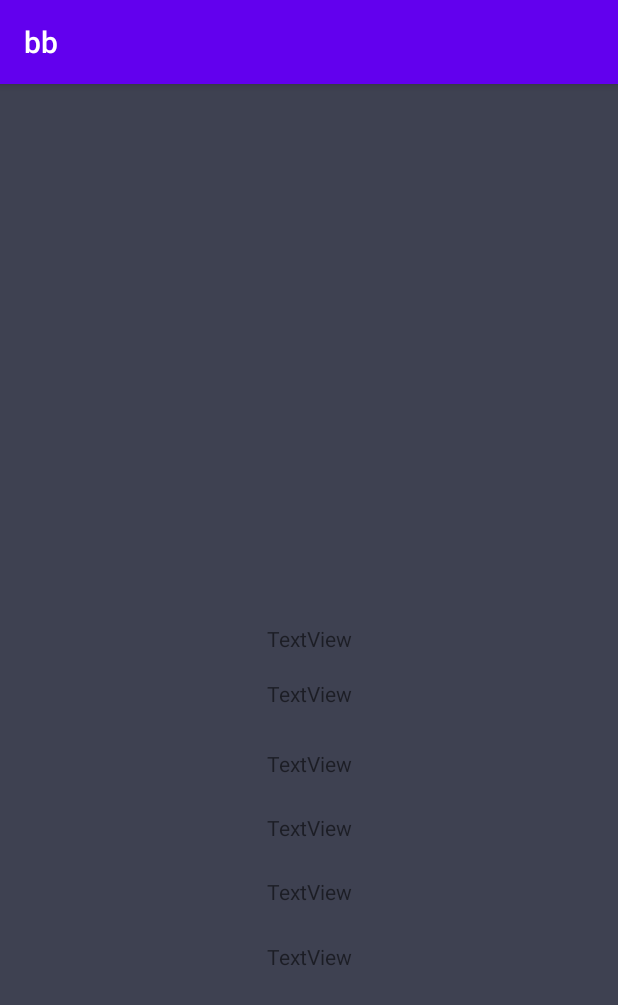
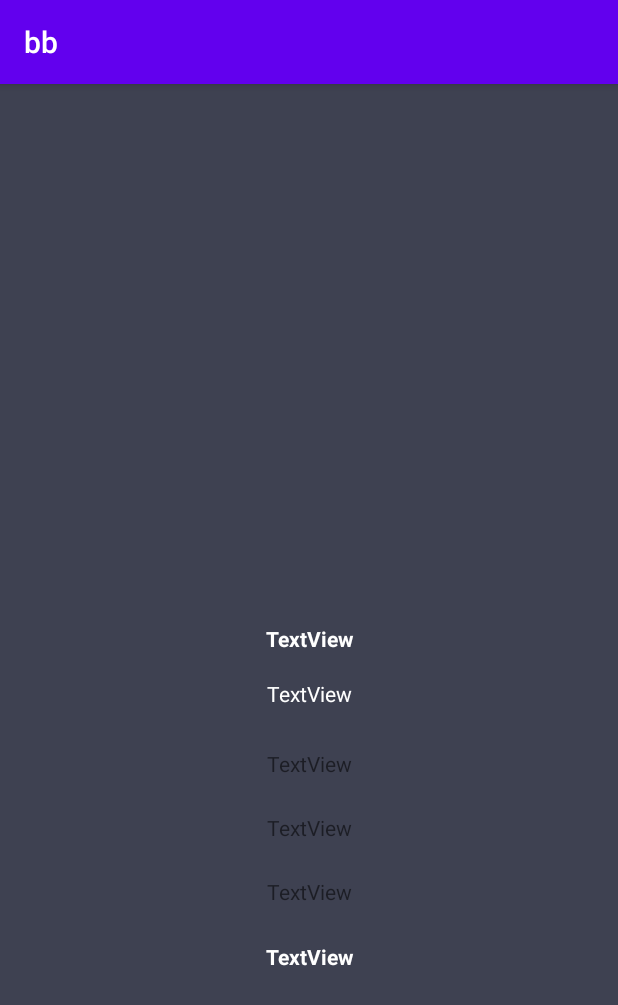
Before and after one commit to AlanMSilva/BreakingBadApp, an Android app: the DetailActivity screen opened directly, with no data from a screen before it, on a phone screen of 412 x 824 dp. Shown: the top 1005 px of the screen. Run offline under Robolectric (Android 15) with nearby library versions, the phone set to English and light mode, and no system bars; our stand-ins replace data binding; pictures from the network do not load.

Commit message:
changes Style2.0

```diff
--- a/app/src/main/res/layout/activity_detail.xml
+++ b/app/src/main/res/layout/activity_detail.xml
@@ -43,6 +43,8 @@
                 android:layout_marginTop="10dp"
                 android:layout_marginEnd="32dp"
                 android:textAlignment="center"
+                android:textStyle="bold"
+                android:textColor="@color/white"
                 android:text="TextView"
                 app:layout_constraintEnd_toEndOf="parent"
                 app:layout_constraintHorizontal_bias="0.0"
@@ -51,6 +53,7 @@
 
             <TextView
                 android:id="@+id/nicknameDetail"
+                android:textColor="@color/white"
                 android:layout_width="match_parent"
                 android:layout_height="wrap_content"
                 android:layout_below="@+id/nameDetail"
@@ -111,6 +114,7 @@
 
             <TextView
                 android:id="@+id/actorNameDetail"
+
                 android:textAlignment="center"
                 android:layout_width="match_parent"
                 android:layout_height="wrap_content"
@@ -119,6 +123,8 @@
                 android:layout_marginTop="24dp"
                 android:layout_marginEnd="32dp"
                 android:text="TextView"
+                android:textStyle="bold"
+                android:textColor="@color/white"
                 app:layout_constraintEnd_toEndOf="parent"
                 app:layout_constraintHorizontal_bias="0.0"
                 app:layout_constraintStart_toStartOf="parent"
--- a/app/src/main/res/layout/activity_login.xml
+++ b/app/src/main/res/layout/activity_login.xml
@@ -4,6 +4,7 @@
     xmlns:tools="http://schemas.android.com/tools"
     android:layout_width="match_parent"
     android:layout_height="match_parent"
+    android:background="#3E4151"
     tools:context=".activities.LoginActivity">
 
     <ImageView
--- a/app/src/main/res/layout/character_item.xml
+++ b/app/src/main/res/layout/character_item.xml
@@ -28,7 +28,7 @@
                 android:layout_height="wrap_content"
                 android:layout_marginStart="16dp"
                 android:text="TextView"
-                android:textColor="@color/black"
+                android:textColor="@color/white"
                 android:textSize="16sp"
                 android:textStyle="bold"
                 app:layout_constraintStart_toEndOf="@+id/imageView"
@@ -48,6 +48,7 @@
                 android:id="@+id/birthdayTextView"
                 android:layout_width="wrap_content"
                 android:layout_height="wrap_content"
+                android:textColor="@color/white"
                 android:text="TextView"
                 app:layout_constraintStart_toEndOf="@+id/imageView2"
                 app:layout_constraintTop_toTopOf="@+id/imageView2"
@@ -67,6 +68,7 @@
                 android:layout_width="wrap_content"
                 android:layout_height="wrap_content"
                 android:text="TextView"
+                android:textColor="@color/white"
                 app:layout_constraintStart_toEndOf="@+id/imageView3"
                 app:layout_constraintTop_toTopOf="@+id/imageView3" />
 
@@ -109,6 +111,7 @@
                 android:id="@+id/statusTextView"
                 android:layout_width="wrap_content"
                 android:layout_height="wrap_content"
+                android:textColor="@color/white"
                 android:text="TextView"
                 app:layout_constraintStart_toEndOf="@+id/imageView5"
                 app:layout_constraintTop_toTopOf="@+id/imageView5" />
```
